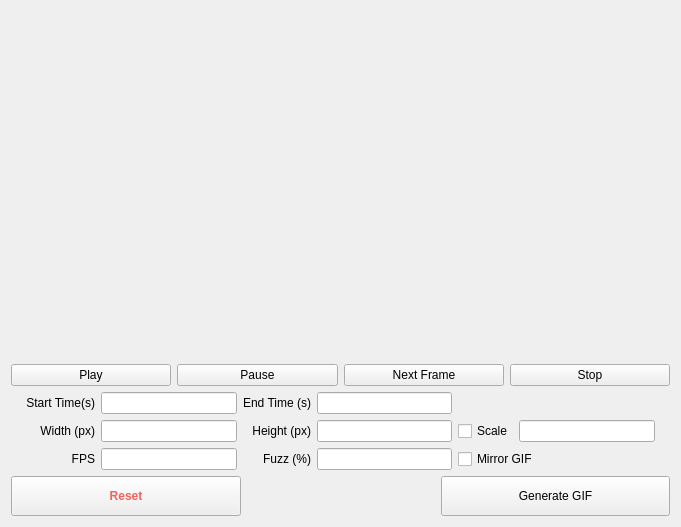
The window that central_widget.ui (mikkkee/gifer) describes before a commit, drawn with Qt 5.
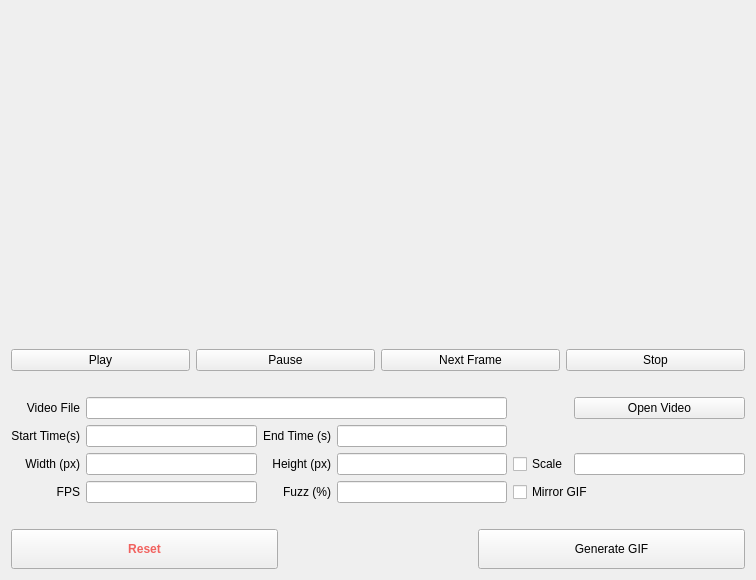
The same window after the commit.

Commit message: Add video name input and open video button at main window Add a readonly LineEdit widget to display video file name. Add a PushButton widget for opening video file when clicked. Refactor show_open_video_dialog() to keep last_video_dir unchanged when user close the dialog without opening any file.

```diff
--- a/central_widget.ui
+++ b/central_widget.ui
@@ -6,8 +6,8 @@
    <rect>
     <x>0</x>
     <y>0</y>
-    <width>681</width>
-    <height>527</height>
+    <width>756</width>
+    <height>580</height>
    </rect>
   </property>
   <property name="minimumSize">
@@ -20,6 +20,19 @@
    <string>Form</string>
   </property>
   <layout class="QGridLayout" name="gridLayout_2">
+   <item row="1" column="0">
+    <spacer name="horizontalSpacer">
+     <property name="orientation">
+      <enum>Qt::Horizontal</enum>
+     </property>
+     <property name="sizeHint" stdset="0">
+      <size>
+       <width>40</width>
+       <height>20</height>
+      </size>
+     </property>
+    </spacer>
+   </item>
    <item row="0" column="0">
     <layout class="QVBoxLayout" name="verticalLayout">
      <item>
@@ -40,6 +53,9 @@
        <property name="sizeConstraint">
         <enum>QLayout::SetMaximumSize</enum>
        </property>
+       <property name="rightMargin">
+        <number>0</number>
+       </property>
        <item>
         <widget class="QPushButton" name="play_btn">
          <property name="text">
@@ -72,15 +88,15 @@
      </item>
     </layout>
    </item>
-   <item row="1" column="0">
+   <item row="2" column="0">
     <layout class="QGridLayout" name="gridLayout">
      <property name="leftMargin">
-      <number>15</number>
+      <number>0</number>
      </property>
      <property name="rightMargin">
-      <number>15</number>
+      <number>0</number>
      </property>
-     <item row="1" column="2">
+     <item row="2" column="2">
       <widget class="QLabel" name="height_label">
        <property name="text">
         <string>Height (px)</string>
@@ -90,7 +106,7 @@
        </property>
       </widget>
      </item>
-     <item row="1" column="0">
+     <item row="2" column="0">
       <widget class="QLabel" name="width_label">
        <property name="text">
         <string>Width (px)</string>
@@ -100,7 +116,7 @@
        </property>
       </widget>
      </item>
-     <item row="0" column="0">
+     <item row="1" column="0">
       <widget class="QLabel" name="start_label">
        <property name="text">
         <string>Start Time(s)</string>
@@ -110,20 +126,23 @@
        </property>
       </widget>
      </item>
-     <item row="1" column="1">
-      <widget class="QLineEdit" name="width_input"/>
+     <item row="2" column="5">
+      <widget class="QLineEdit" name="scale_input"/>
      </item>
-     <item row="1" column="4">
+     <item row="2" column="4">
       <widget class="QCheckBox" name="scale_check">
        <property name="text">
         <string>Scale</string>
        </property>
       </widget>
      </item>
-     <item row="1" column="5">
-      <widget class="QLineEdit" name="scale_input"/>
+     <item row="3" column="3">
+      <widget class="QLineEdit" name="fuzz_input"/>
      </item>
-     <item row="2" column="0">
+     <item row="2" column="1">
+      <widget class="QLineEdit" name="width_input"/>
+     </item>
+     <item row="3" column="0">
       <widget class="QLabel" name="fps_label">
        <property name="text">
         <string>FPS</string>
@@ -133,10 +152,10 @@
        </property>
       </widget>
      </item>
-     <item row="2" column="1">
+     <item row="3" column="1">
       <widget class="QLineEdit" name="fps_input"/>
      </item>
-     <item row="2" column="2">
+     <item row="3" column="2">
       <widget class="QLabel" name="fuzz_label">
        <property name="text">
         <string>Fuzz (%)</string>
@@ -147,22 +166,12 @@
       </widget>
      </item>
      <item row="2" column="3">
-      <widget class="QLineEdit" name="fuzz_input"/>
-     </item>
-     <item row="2" column="4" colspan="2">
-      <widget class="QCheckBox" name="mirror_check">
-       <property name="text">
-        <string>Mirror GIF</string>
-       </property>
-      </widget>
-     </item>
-     <item row="1" column="3">
       <widget class="QLineEdit" name="height_input"/>
      </item>
-     <item row="0" column="1">
+     <item row="1" column="1">
       <widget class="QLineEdit" name="start_input"/>
      </item>
-     <item row="0" column="2">
+     <item row="1" column="2">
       <widget class="QLabel" name="end_label">
        <property name="text">
         <string>End Time (s)</string>
@@ -172,12 +181,39 @@
        </property>
       </widget>
      </item>
-     <item row="0" column="3">
+     <item row="1" column="3">
       <widget class="QLineEdit" name="end_input"/>
      </item>
+     <item row="0" column="0">
+      <widget class="QLabel" name="video_file_label">
+       <property name="text">
+        <string>Video File</string>
+       </property>
+       <property name="alignment">
+        <set>Qt::AlignRight|Qt::AlignTrailing|Qt::AlignVCenter</set>
+       </property>
+      </widget>
+     </item>
+     <item row="0" column="5">
+      <widget class="QPushButton" name="video_file_btn">
+       <property name="text">
+        <string>Open Video</string>
+       </property>
+      </widget>
+     </item>
+     <item row="0" column="1" colspan="3">
+      <widget class="QLineEdit" name="video_file_input"/>
+     </item>
+     <item row="3" column="4" colspan="2">
+      <widget class="QCheckBox" name="mirror_check">
+       <property name="text">
+        <string>Mirror GIF</string>
+       </property>
+      </widget>
+     </item>
     </layout>
    </item>
-   <item row="2" column="0">
+   <item row="4" column="0">
     <layout class="QHBoxLayout" name="horizontalLayout_2">
      <property name="spacing">
       <number>200</number>
@@ -307,6 +343,19 @@
      </item>
     </layout>
    </item>
+   <item row="3" column="0">
+    <spacer name="horizontalSpacer_2">
+     <property name="orientation">
+      <enum>Qt::Horizontal</enum>
+     </property>
+     <property name="sizeHint" stdset="0">
+      <size>
+       <width>40</width>
+       <height>20</height>
+      </size>
+     </property>
+    </spacer>
+   </item>
   </layout>
  </widget>
  <resources/>
```
The commit also changes 3 other files.
